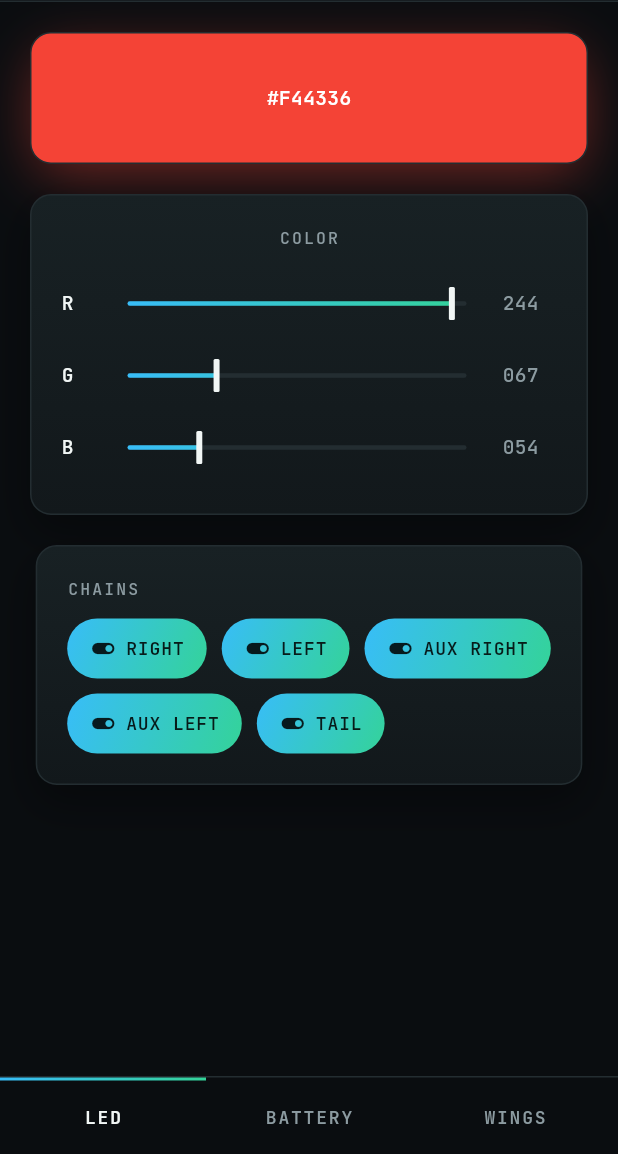
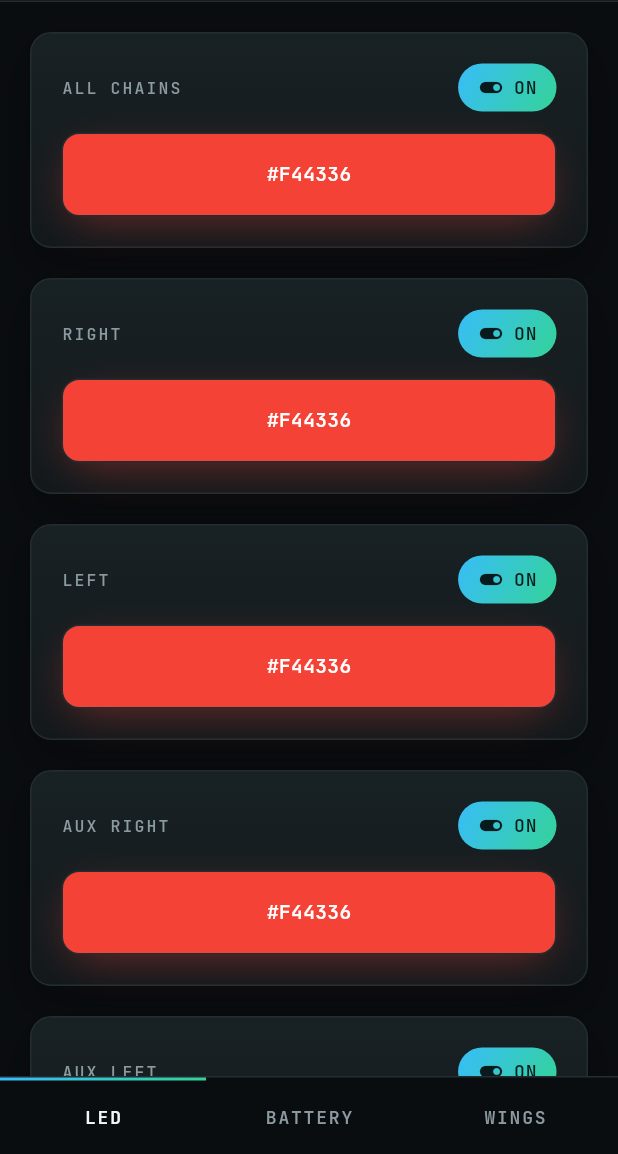
Before and after one commit to vagarthgaurav/Demon-costume, a Flutter app: the screen it shows after launch, after a tap on "CONNECT", on a phone screen of 412 x 824 dp, the part 82-1236 px from its top. Run offline on Flutter 3.47's test engine with Material 3 defaults, Android fonts, the phone set to English and light mode, and no system bars; our stand-ins replace flutter_colorpicker, google_fonts; missing offline and left inert: universal_ble.

Commit message:
feat: Per-chain LED color picker with brightness plumbing
Replace the single shared RGB slider set with a color picker per LED
chain (plus an "all chains" convenience control), backed by a decoupled
color/brightness/enable BLE protocol. Brightness slider is wired end to
end but hidden in the UI for now until the firmware side is ready.

```diff
--- a/Software/demonApp/lib/models/device_state.dart
+++ b/Software/demonApp/lib/models/device_state.dart
@@ -24,16 +24,18 @@
 class DeviceState {
   const DeviceState({
     required this.connected,
-    required this.ledColor,
+    required this.ledColors,
+    required this.ledBrightness,
     required this.ledChainMask,
     required this.wingsBatteryMillivolts,
     required this.remoteBatteryMillivolts,
     required this.wingSpeedPercent,
   });
 
-  factory DeviceState.disconnected() => const DeviceState(
+  factory DeviceState.disconnected() => DeviceState(
         connected: false,
-        ledColor: Colors.red,
+        ledColors: {for (final chain in LedChain.values) chain: Colors.red},
+        ledBrightness: {for (final chain in LedChain.values) chain: 100},
         ledChainMask: LedChain.allMask,
         wingsBatteryMillivolts: 0,
         remoteBatteryMillivolts: 0,
@@ -49,13 +51,17 @@
   static const _remoteMaxMv = 12600;
 
   final bool connected;
-  final Color ledColor;
+  final Map<LedChain, Color> ledColors;
+  final Map<LedChain, int> ledBrightness;
   final int ledChainMask;
   final int wingsBatteryMillivolts;
   final int remoteBatteryMillivolts;
   final int wingSpeedPercent;
 
   bool isChainEnabled(LedChain chain) => (ledChainMask & chain.bit) != 0;
+
+  Color colorFor(LedChain chain) => ledColors[chain] ?? Colors.red;
+  int brightnessFor(LedChain chain) => ledBrightness[chain] ?? 100;
 
   double get wingsBatteryVolts => wingsBatteryMillivolts / 1000.0;
   double get remoteBatteryVolts => remoteBatteryMillivolts / 1000.0;
@@ -74,7 +80,8 @@
 
   DeviceState copyWith({
     bool? connected,
-    Color? ledColor,
+    Map<LedChain, Color>? ledColors,
+    Map<LedChain, int>? ledBrightness,
     int? ledChainMask,
     int? wingsBatteryMillivolts,
     int? remoteBatteryMillivolts,
@@ -82,11 +89,32 @@
   }) {
     return DeviceState(
       connected: connected ?? this.connected,
-      ledColor: ledColor ?? this.ledColor,
+      ledColors: ledColors ?? this.ledColors,
+      ledBrightness: ledBrightness ?? this.ledBrightness,
       ledChainMask: ledChainMask ?? this.ledChainMask,
       wingsBatteryMillivolts: wingsBatteryMillivolts ?? this.wingsBatteryMillivolts,
       remoteBatteryMillivolts: remoteBatteryMillivolts ?? this.remoteBatteryMillivolts,
       wingSpeedPercent: wingSpeedPercent ?? this.wingSpeedPercent,
     );
   }
+
+  /// Returns a copy with [color] applied to [chain], or to every chain if
+  /// [chain] is null (the "all" convenience control).
+  DeviceState withChainColor(LedChain? chain, Color color) {
+    final next = Map<LedChain, Color>.from(ledColors);
+    for (final c in chain == null ? LedChain.values : [chain]) {
+      next[c] = color;
+    }
+    return copyWith(ledColors: next);
+  }
+
+  /// Returns a copy with [brightness] (0-100) applied to [chain], or to
+  /// every chain if [chain] is null (the "all" convenience control).
+  DeviceState withChainBrightness(LedChain? chain, int brightness) {
+    final next = Map<LedChain, int>.from(ledBrightness);
+    for (final c in chain == null ? LedChain.values : [chain]) {
+      next[c] = brightness;
+    }
+    return copyWith(ledBrightness: next);
+  }
 }
--- a/Software/demonApp/lib/screens/led_color_screen.dart
+++ b/Software/demonApp/lib/screens/led_color_screen.dart
@@ -1,4 +1,5 @@
 import 'package:flutter/material.dart';
+import 'package:flutter_colorpicker/flutter_colorpicker.dart';
 
 import '../models/device_state.dart';
 import '../services/demon_service.dart';
@@ -11,91 +12,6 @@
   final DemonService service;
   final DeviceState deviceState;
 
-  @override
-  Widget build(BuildContext context) {
-    final color = deviceState.ledColor;
-    final hex = '#${color.toARGB32().toRadixString(16).substring(2).toUpperCase()}';
-
-    return SingleChildScrollView(
-      padding: const EdgeInsets.all(20),
-      child: Column(
-        children: [
-          Container(
-            height: 88,
-            decoration: BoxDecoration(
-              color: color,
-              border: Border.all(color: AppColors.border),
-              borderRadius: BorderRadius.circular(14),
-              boxShadow: [
-                BoxShadow(
-                  color: color.withValues(alpha: 0.45),
-                  blurRadius: 32,
-                  spreadRadius: -4,
-                  offset: const Offset(0, 10),
-                ),
-              ],
-            ),
-            alignment: Alignment.center,
-            child: Text(
-              hex,
-              style: AppTheme.mono(
-                size: 13,
-                color: color.computeLuminance() > 0.4 ? Colors.black87 : Colors.white,
-                weight: FontWeight.w600,
-              ),
-            ),
-          ),
-          const SizedBox(height: 20),
-          Panel(
-            child: Column(
-              children: [
-                const PanelLabel('Color'),
-                const SizedBox(height: 12),
-                _channelSlider(
-                  label: 'R',
-                  value: color.r * 255,
-                  onChanged: (v) => service.setLedColor(color.withValues(red: v / 255)),
-                ),
-                _channelSlider(
-                  label: 'G',
-                  value: color.g * 255,
-                  onChanged: (v) => service.setLedColor(color.withValues(green: v / 255)),
-                ),
-                _channelSlider(
-                  label: 'B',
-                  value: color.b * 255,
-                  onChanged: (v) => service.setLedColor(color.withValues(blue: v / 255)),
-                ),
-              ],
-            ),
-          ),
-          const SizedBox(height: 20),
-          Panel(
-            child: Column(
-              crossAxisAlignment: CrossAxisAlignment.start,
-              children: [
-                const PanelLabel('Chains'),
-                const SizedBox(height: 12),
-                Wrap(
-                  spacing: 10,
-                  runSpacing: 10,
-                  children: [
-                    for (final entry in _chainLabels.entries)
-                      _ChainToggle(
-                        label: entry.value,
-                        enabled: deviceState.isChainEnabled(entry.key),
-                        onChanged: (enabled) => service.setLedChainEnabled(entry.key, enabled),
-                      ),
-                  ],
-                ),
-              ],
-            ),
-          ),
-        ],
-      ),
-    );
-  }
-
   static const _chainLabels = {
     LedChain.right: 'Right',
     LedChain.left: 'Left',
@@ -104,27 +20,134 @@
     LedChain.tail: 'Tail',
   };
 
-  Widget _channelSlider({
-    required String label,
-    required double value,
-    required ValueChanged<double> onChanged,
-  }) {
-    return Row(
-      children: [
-        SizedBox(width: 20, child: Text(label, style: AppTheme.mono(size: 13))),
-        Expanded(
-          child: Slider(
-            value: value.clamp(0, 255),
-            min: 0,
-            max: 255,
-            onChanged: onChanged,
+  @override
+  Widget build(BuildContext context) {
+    final allEnabled = deviceState.ledChainMask == LedChain.allMask;
+
+    return SingleChildScrollView(
+      padding: const EdgeInsets.all(20),
+      child: Column(
+        children: [
+          Panel(
+            child: _ChainControl(
+              label: 'All Chains',
+              color: deviceState.colorFor(LedChain.right),
+              enabled: allEnabled,
+              onColorChanged: (color) => service.setLedColor(color),
+              onEnabledChanged: (enabled) async {
+                for (final chain in LedChain.values) {
+                  await service.setLedChainEnabled(chain, enabled);
+                }
+              },
+            ),
+          ),
+          const SizedBox(height: 20),
+          for (final entry in _chainLabels.entries) ...[
+            Panel(
+              child: _ChainControl(
+                label: entry.value,
+                color: deviceState.colorFor(entry.key),
+                enabled: deviceState.isChainEnabled(entry.key),
+                onColorChanged: (color) => service.setLedColor(color, chain: entry.key),
+                onEnabledChanged: (enabled) => service.setLedChainEnabled(entry.key, enabled),
+              ),
+            ),
+            const SizedBox(height: 20),
+          ],
+        ],
+      ),
+    );
+  }
+}
+
+/// One chain's controls: color swatch (opens a picker) and an on/off toggle.
+/// Also used for the "All Chains" master control.
+class _ChainControl extends StatelessWidget {
+  const _ChainControl({
+    required this.label,
+    required this.color,
+    required this.enabled,
+    required this.onColorChanged,
+    required this.onEnabledChanged,
+  });
+
+  final String label;
+  final Color color;
+  final bool enabled;
+  final ValueChanged<Color> onColorChanged;
+  final ValueChanged<bool> onEnabledChanged;
+
+  Future<void> _pickColor(BuildContext context) async {
+    Color picked = color;
+    await showDialog<void>(
+      context: context,
+      builder: (context) => AlertDialog(
+        backgroundColor: AppColors.surfaceRaised,
+        title: Text(label, style: AppTheme.mono(size: 14, color: AppColors.textPrimary)),
+        content: SingleChildScrollView(
+          child: ColorPicker(
+            pickerColor: color,
+            onColorChanged: (c) {
+              picked = c;
+              onColorChanged(c);
+            },
+            enableAlpha: false,
+            labelTypes: const [],
+            pickerAreaHeightPercent: 0.7,
           ),
         ),
-        SizedBox(
-          width: 36,
-          child: Text(
-            value.round().toString().padLeft(3, '0'),
-            style: AppTheme.mono(size: 13, color: AppColors.textSecondary),
+        actions: [
+          TextButton(
+            onPressed: () {
+              onColorChanged(picked);
+              Navigator.of(context).pop();
+            },
+            child: const Text('Done'),
+          ),
+        ],
+      ),
+    );
+  }
+
+  @override
+  Widget build(BuildContext context) {
+    return Column(
+      crossAxisAlignment: CrossAxisAlignment.start,
+      children: [
+        Row(
+          children: [
+            Expanded(child: PanelLabel(label)),
+            _EnableToggle(enabled: enabled, onChanged: onEnabledChanged),
+          ],
+        ),
+        const SizedBox(height: 14),
+        InkWell(
+          borderRadius: BorderRadius.circular(12),
+          onTap: () => _pickColor(context),
+          child: Container(
+            height: 56,
+            decoration: BoxDecoration(
+              color: color,
+              border: Border.all(color: AppColors.border),
+              borderRadius: BorderRadius.circular(12),
+              boxShadow: [
+                BoxShadow(
+                  color: color.withValues(alpha: 0.4),
+                  blurRadius: 24,
+                  spreadRadius: -6,
+                  offset: const Offset(0, 8),
+                ),
+              ],
+            ),
+            alignment: Alignment.center,
+            child: Text(
+              '#${color.toARGB32().toRadixString(16).substring(2).toUpperCase()}',
+              style: AppTheme.mono(
+                size: 13,
+                color: color.computeLuminance() > 0.4 ? Colors.black87 : Colors.white,
+                weight: FontWeight.w600,
+              ),
+            ),
           ),
         ),
       ],
@@ -132,11 +155,10 @@
   }
 }
 
-/// Pill-shaped on/off toggle for a single LED chain.
-class _ChainToggle extends StatelessWidget {
-  const _ChainToggle({required this.label, required this.enabled, required this.onChanged});
+/// Small pill on/off toggle used next to a chain's label.
+class _EnableToggle extends StatelessWidget {
+  const _EnableToggle({required this.enabled, required this.onChanged});
 
-  final String label;
   final bool enabled;
   final ValueChanged<bool> onChanged;
 
@@ -147,7 +169,7 @@
       onTap: () => onChanged(!enabled),
       child: AnimatedContainer(
         duration: const Duration(milliseconds: 150),
-        padding: const EdgeInsets.symmetric(horizontal: 14, vertical: 10),
+        padding: const EdgeInsets.symmetric(horizontal: 12, vertical: 6),
         decoration: BoxDecoration(
           gradient: enabled ? AppColors.accentGradient : null,
           color: enabled ? null : AppColors.surface,
@@ -164,7 +186,7 @@
             ),
             const SizedBox(width: 6),
             Text(
-              label.toUpperCase(),
+              enabled ? 'ON' : 'OFF',
               style: AppTheme.mono(
                 size: 12,
                 weight: FontWeight.w600,
--- a/Software/demonApp/lib/services/ble_demon_service.dart
+++ b/Software/demonApp/lib/services/ble_demon_service.dart
@@ -16,6 +16,7 @@
   static const _serviceUuid = '4100b1e3-0565-4526-aa7b-9cd9f36af43c';
   static const _ledColorUuid = 'ad2644e3-2e1a-4210-879e-92ac55e68914';
   static const _ledEnableUuid = '882b1dd0-1e52-4254-9911-0e4dbaee904d';
+  static const _ledBrightnessUuid = '79e16dd0-271e-4fae-9cf9-e50a620f3f38';
   static const _wingSpeedUuid = '9e3b36af-0877-414e-9562-0219fc809417';
   static const _wingsBatteryUuid = '6fd30705-3e6a-49ec-a272-d14b3bfd259f';
   static const _remoteBatteryUuid = '4f271645-84c3-4486-9627-c751398f9d42';
@@ -29,6 +30,7 @@
   BleDevice? _device;
   BleCharacteristic? _ledColorChar;
   BleCharacteristic? _ledEnableChar;
+  BleCharacteristic? _ledBrightnessChar;
   BleCharacteristic? _wingSpeedChar;
   StreamSubscription<bool>? _connectionSub;
   StreamSubscription<Uint8List>? _wingsBatterySub;
@@ -74,6 +76,8 @@
 
     _ledColorChar = service.characteristics.firstWhere((c) => c.uuid.toLowerCase() == _ledColorUuid);
     _ledEnableChar = service.characteristics.firstWhere((c) => c.uuid.toLowerCase() == _ledEnableUuid);
+    _ledBrightnessChar =
+        service.characteristics.firstWhere((c) => c.uuid.toLowerCase() == _ledBrightnessUuid);
     _wingSpeedChar = service.characteristics.firstWhere((c) => c.uuid.toLowerCase() == _wingSpeedUuid);
     final wingsBatteryChar =
         service.characteristics.firstWhere((c) => c.uuid.toLowerCase() == _wingsBatteryUuid);
@@ -94,6 +98,14 @@
     });
 
     _emit(_current.copyWith(connected: true, ledChainMask: LedChain.allMask));
+
+    // Push whatever the app is currently showing to the board, so the LEDs
+    // match the UI right away instead of sitting at whatever state the
+    // board booted up in (e.g. off/black).
+    for (final chain in LedChain.values) {
+      await setLedColor(_current.colorFor(chain), chain: chain);
+      await setLedChainEnabled(chain, _current.isChainEnabled(chain));
+    }
   }
 
   int _channel(double component) => (component * 255.0).round().clamp(0, 255);
@@ -114,14 +126,25 @@
   }
 
   @override
-  Future<void> setLedColor(Color color) async {
+  Future<void> setLedColor(Color color, {LedChain? chain}) async {
     final char = _ledColorChar;
     if (char == null) return;
+    final mask = chain?.bit ?? LedChain.allMask;
     await char.write(
-      [_channel(color.r), _channel(color.g), _channel(color.b)],
-      withResponse: true,
+      [mask, _channel(color.r), _channel(color.g), _channel(color.b)],
+      withResponse: false,
     );
-    _emit(_current.copyWith(ledColor: color));
+    _emit(_current.withChainColor(chain, color));
+  }
+
+  @override
+  Future<void> setLedBrightness(int percent, {LedChain? chain}) async {
+    final char = _ledBrightnessChar;
+    if (char == null) return;
+    final clamped = percent.clamp(0, 100);
+    final mask = chain?.bit ?? LedChain.allMask;
+    await char.write([mask, (clamped * 255 / 100).round()], withResponse: false);
+    _emit(_current.withChainBrightness(chain, clamped));
   }
 
   @override
@@ -137,7 +160,7 @@
   Future<void> setWingSpeed(int percent) async {
     final char = _wingSpeedChar;
     if (char == null) return;
-    await char.write([percent.clamp(0, 100)], withResponse: true);
+    await char.write([percent.clamp(0, 100)], withResponse: false);
     _emit(_current.copyWith(wingSpeedPercent: percent));
   }
 
--- a/Software/demonApp/lib/services/demon_service.dart
+++ b/Software/demonApp/lib/services/demon_service.dart
@@ -11,7 +11,14 @@
 
   Future<void> connect();
   Future<void> disconnect();
-  Future<void> setLedColor(Color color);
+
+  /// Sets the color of [chain], or of every chain if [chain] is null.
+  Future<void> setLedColor(Color color, {LedChain? chain});
+
+  /// Sets the brightness (0-100) of [chain], or of every chain if [chain]
+  /// is null.
+  Future<void> setLedBrightness(int percent, {LedChain? chain});
+
   Future<void> setLedChainEnabled(LedChain chain, bool enabled);
   Future<void> setWingSpeed(int percent);
 
--- a/Software/demonApp/lib/services/mock_demon_service.dart
+++ b/Software/demonApp/lib/services/mock_demon_service.dart
@@ -58,8 +58,14 @@
   }
 
   @override
-  Future<void> setLedColor(Color color) async {
-    _current = _current.copyWith(ledColor: color);
+  Future<void> setLedColor(Color color, {LedChain? chain}) async {
+    _current = _current.withChainColor(chain, color);
+    _controller.add(_current);
+  }
+
+  @override
+  Future<void> setLedBrightness(int percent, {LedChain? chain}) async {
+    _current = _current.withChainBrightness(chain, percent.clamp(0, 100));
     _controller.add(_current);
   }
 
--- a/Software/demonApp/pubspec.yaml
+++ b/Software/demonApp/pubspec.yaml
@@ -40,6 +40,9 @@
 
   # BLE connection to the demon board (Android + Linux desktop support)
   universal_ble: ^2.1.0
+
+  # Color picker dialog for per-chain LED color selection
+  flutter_colorpicker: ^1.1.0
 
 dev_dependencies:
   flutter_test:
```
Also changed, not shown: Software/demonApp/pubspec.lock.
